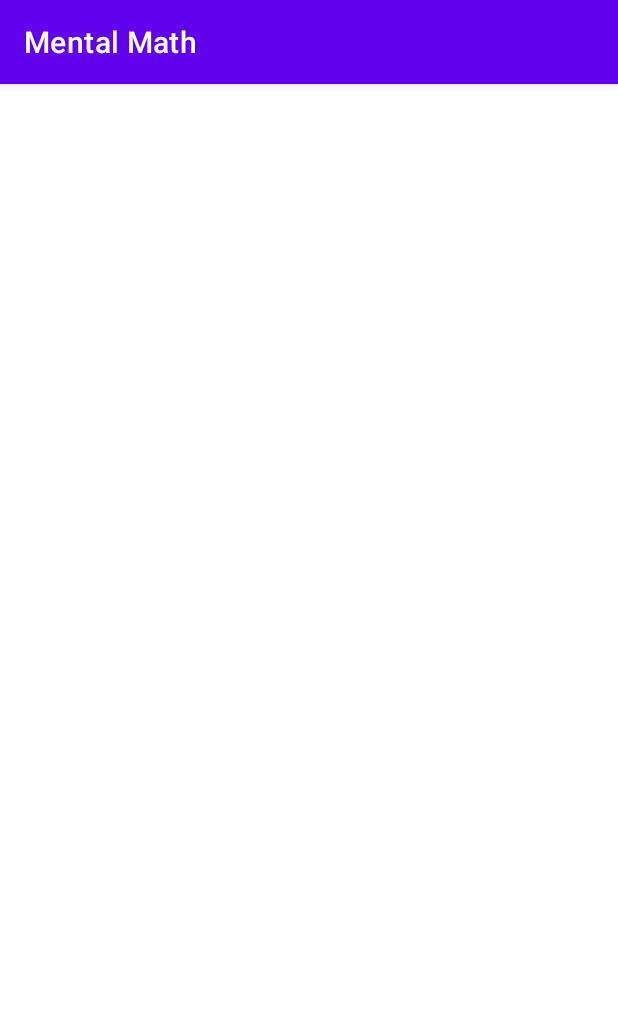
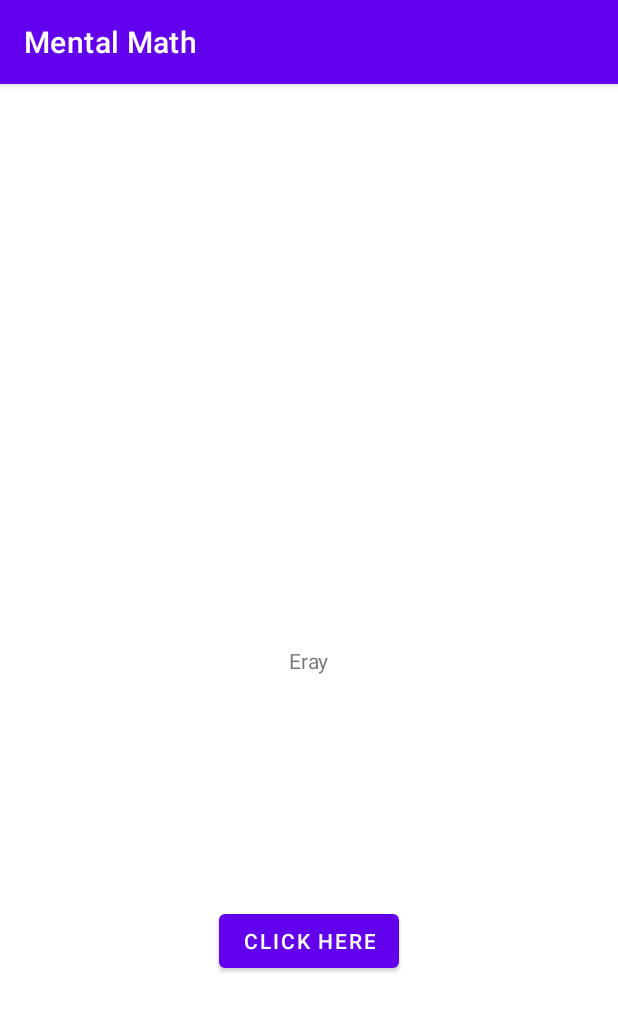
Before and after one commit to erraydin/Mental-Math, an Android app: the screen it shows after launch (MainActivity), on a phone screen of 412 x 824 dp. Shown: the top 1012 px of the screen. Run offline under Robolectric (Android 15) with nearby library versions, the phone set to English and light mode, and no system bars; our stand-ins replace data binding.

Commit message:
databinding works

```diff
--- a/app/build.gradle
+++ b/app/build.gradle
@@ -1,7 +1,6 @@
 plugins {
     id 'com.android.application'
     id 'kotlin-android'
-    id "org.jetbrains.kotlin.kapt"
 }
 
 android {
@@ -31,8 +30,8 @@ android {
     kotlinOptions {
         jvmTarget = '1.8'
     }
-    buildFeatures {
-        dataBinding true
+    dataBinding {
+        enabled = true
     }
 }
 
@@ -46,5 +45,4 @@ dependencies {
     testImplementation 'junit:junit:4.+'
     androidTestImplementation 'androidx.test.ext:junit:1.1.2'
     androidTestImplementation 'androidx.test.espresso:espresso-core:3.3.0'
-    kapt 'groupId:artifactId:version'
 }
--- a/app/src/main/java/com/erraydin/mentalmath/MainActivity.kt
+++ b/app/src/main/java/com/erraydin/mentalmath/MainActivity.kt
@@ -12,6 +12,8 @@ class MainActivity : AppCompatActivity() {
         super.onCreate(savedInstanceState)
         binding = DataBindingUtil.setContentView(this, R.layout.activity_main)
         binding.myName = myName
-        setContentView(R.layout.activity_main)
+        binding.button.setOnClickListener {
+            binding.textViewName.text = "Artik adin mahmut zaaa!"
+        }
     }
 }
--- a/app/src/main/res/layout/activity_main.xml
+++ b/app/src/main/res/layout/activity_main.xml
@@ -13,13 +13,26 @@
         tools:context=".MainActivity">
 
         <TextView
+            android:id="@+id/text_view_name"
             android:layout_width="wrap_content"
             android:layout_height="wrap_content"
-            android:text="@={myName.firstName + ' ' + myName.lastName}"
+            android:text="@={myName.firstName}"
+            tools:text="Eray"
             app:layout_constraintBottom_toBottomOf="parent"
             app:layout_constraintLeft_toLeftOf="parent"
             app:layout_constraintRight_toRightOf="parent"
             app:layout_constraintTop_toTopOf="parent" />
 
+        <Button
+            android:id="@+id/button"
+            android:layout_width="wrap_content"
+            android:layout_height="wrap_content"
+            android:text="Click here"
+            app:layout_constraintTop_toTopOf="@id/text_view_name"
+            app:layout_constraintStart_toStartOf="parent"
+            app:layout_constraintEnd_toEndOf="parent"
+            app:layout_constraintBottom_toBottomOf="parent" />
+
+
     </androidx.constraintlayout.widget.ConstraintLayout>
 </layout>
```
